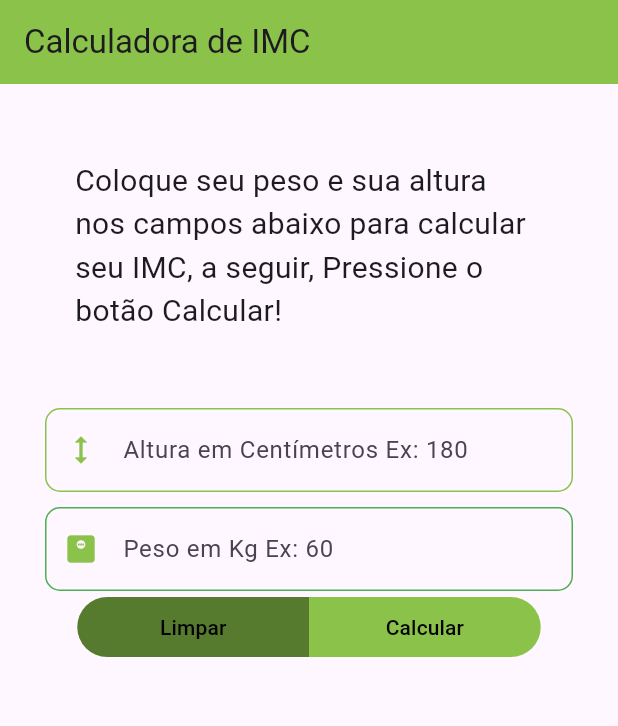
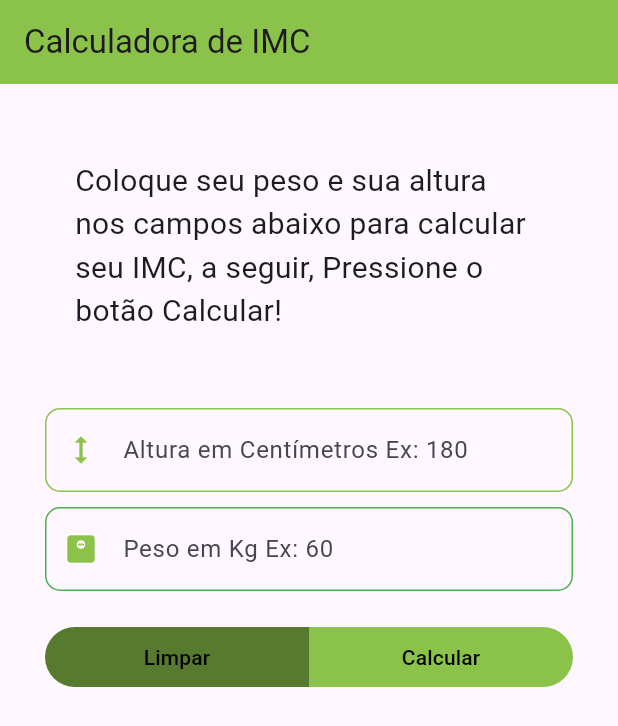
Before and after one commit to leofsousa/calculadora-imc-flutter, a Flutter app: the screen it shows after launch, on a phone screen of 412 x 824 dp. Shown: the top 726 px of the screen. Run offline on Flutter 3.47's test engine with Material 3 defaults, Android fonts, the phone set to English and light mode, and no system bars.

Commit message:
correção padding botões

```diff
--- a/calculador_imc_flutter/lib/pages/home_page.dart
+++ b/calculador_imc_flutter/lib/pages/home_page.dart
@@ -26,6 +26,7 @@ class _HomePageState extends State<HomePage> {
           title: const Text("Calculadora de IMC"),
         ),
         body: Column(
+          mainAxisAlignment: MainAxisAlignment.center,
           children: [
             const SizedBox(
               height: 50,
@@ -63,7 +64,8 @@ class _HomePageState extends State<HomePage> {
                           controller: alturaController,
                           keyboardType: TextInputType.number,
                           decoration: InputDecoration(
-                            focusedBorder: const OutlineInputBorder( borderSide: BorderSide(color: Colors.green)),
+                            focusedBorder: const OutlineInputBorder(
+                                borderSide: BorderSide(color: Colors.green)),
                             hintText: "Altura em Centímetros Ex: 180",
                             prefixIcon: const Icon(Icons.height,
                                 color: Colors.lightGreen),
@@ -90,19 +92,19 @@ class _HomePageState extends State<HomePage> {
                                   borderSide:
                                       const BorderSide(color: Colors.green),
                                   borderRadius: BorderRadius.circular(10)),
-                            focusedBorder: const OutlineInputBorder( borderSide: BorderSide(color: Colors.lightGreen,),)
-                          ))),
+                              focusedBorder: const OutlineInputBorder(
+                                borderSide: BorderSide(
+                                  color: Colors.lightGreen,
+                                ),
+                              )))),
                   const SizedBox(
                     width: 50,
                   ),
-                  Row(
+                  Padding(
+                    padding: const EdgeInsets.only(top: 20, left: 30, right: 30),
+                    child: Row(
+                      mainAxisAlignment: MainAxisAlignment.spaceAround,
                       children: [
-                      Expanded(
-                        flex: 1,
-                        child: Container(
-                          width: 10,
-                        ),
-                      ),
                         Expanded(
                           flex: 3,
                           child: TextButton(
@@ -175,12 +177,8 @@ class _HomePageState extends State<HomePage> {
                             ),
                           ),
                         ),
-                      const Expanded(
-                        child: SizedBox(
-                          width: 10,
+                      ],
                     ),
-                      ),
-                    ],
                   ),
                 ],
               ),
```
Lines whose indentation alone changed are shown as unchanged.
